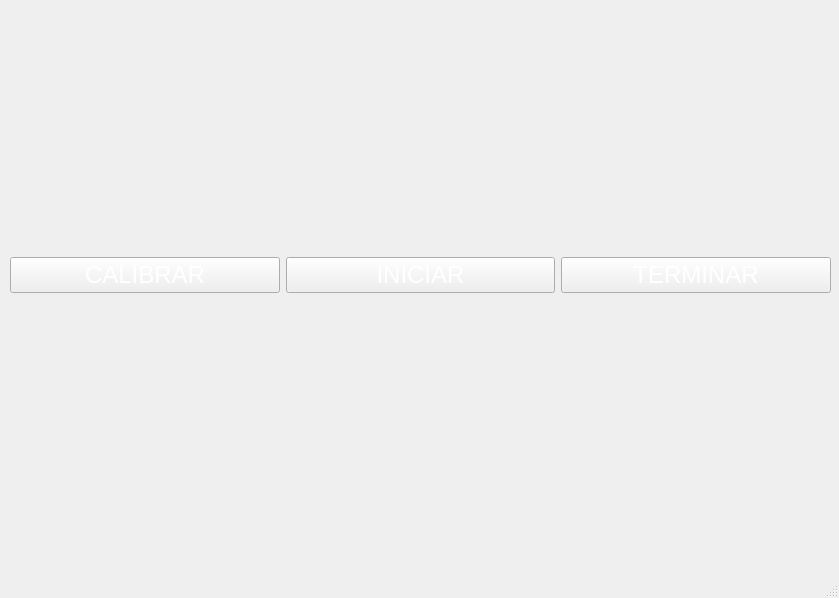
Qt form proyectoISIS/ventana1ui.ui (danielrealesp/Distance) before a commit.
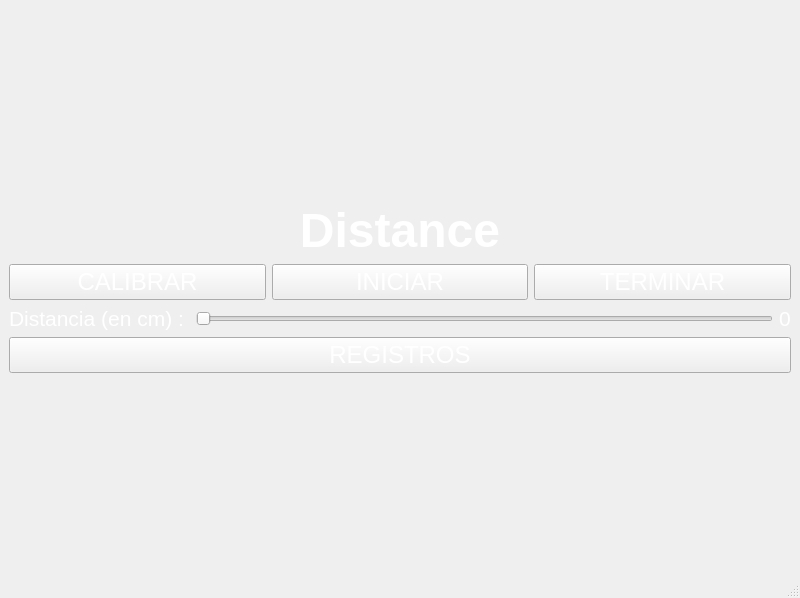
The same form after that commit. Icons and pictures are not drawn.

Commit message: Fin Layout

```diff
--- a/proyectoISIS/ventana1ui.ui
+++ b/proyectoISIS/ventana1ui.ui
@@ -6,7 +6,7 @@
    <rect>
     <x>0</x>
     <y>0</y>
-    <width>839</width>
+    <width>800</width>
     <height>598</height>
    </rect>
   </property>
@@ -19,23 +19,50 @@
   background-size: 100% 100%;</string>
   </property>
   <widget class="QWidget" name="centralwidget">
-   <widget class="QWidget" name="verticalLayoutWidget">
-    <property name="geometry">
-     <rect>
-      <x>10</x>
-      <y>0</y>
-      <width>821</width>
-      <height>551</height>
-     </rect>
-    </property>
-    <layout class="QVBoxLayout" name="verticalLayout">
+   <layout class="QVBoxLayout" name="verticalLayout_2">
+    <item>
+     <layout class="QVBoxLayout" name="layoutPrincipal">
+      <item>
+       <spacer name="verticalSpacer">
+        <property name="orientation">
+         <enum>Qt::Vertical</enum>
+        </property>
+        <property name="sizeHint" stdset="0">
+         <size>
+          <width>20</width>
+          <height>40</height>
+         </size>
+        </property>
+       </spacer>
+      </item>
      <item>
-      <layout class="QHBoxLayout" name="horizontalLayout">
+       <widget class="QLabel" name="label">
+        <property name="font">
+         <font>
+          <family>MS Shell Dlg 2</family>
+          <pointsize>36</pointsize>
+          <weight>75</weight>
+          <bold>true</bold>
+         </font>
+        </property>
+        <property name="styleSheet">
+         <string notr="true">color:rgb(255, 255, 255)</string>
+        </property>
+        <property name="text">
+         <string>Distance</string>
+        </property>
+        <property name="alignment">
+         <set>Qt::AlignCenter</set>
+        </property>
+       </widget>
+      </item>
+      <item>
+       <layout class="QHBoxLayout" name="layoutBotones">
        <property name="sizeConstraint">
         <enum>QLayout::SetDefaultConstraint</enum>
        </property>
        <item>
-        <widget class="QPushButton" name="pushButton_2">
+         <widget class="QPushButton" name="btnCalibrar">
          <property name="palette">
           <palette>
            <active>
@@ -84,7 +111,7 @@
         </widget>
        </item>
        <item>
-        <widget class="QPushButton" name="pushButton_3">
+         <widget class="QPushButton" name="btnIniciar">
          <property name="palette">
           <palette>
            <active>
@@ -133,7 +160,7 @@
         </widget>
        </item>
        <item>
-        <widget class="QPushButton" name="pushButton">
+         <widget class="QPushButton" name="btnTerminar">
          <property name="palette">
           <palette>
            <active>
@@ -186,8 +213,82 @@
        </item>
       </layout>
      </item>
-    </layout>
-   </widget>
+      <item>
+       <layout class="QHBoxLayout" name="layoutSlider">
+        <item>
+         <widget class="QLabel" name="lblInfoDistancia">
+          <property name="font">
+           <font>
+            <pointsize>16</pointsize>
+            <weight>50</weight>
+            <bold>false</bold>
+           </font>
+          </property>
+          <property name="styleSheet">
+           <string notr="true">color: rgb(255, 255, 255);</string>
+          </property>
+          <property name="text">
+           <string>Distancia (en cm) : </string>
+          </property>
+         </widget>
+        </item>
+        <item>
+         <widget class="QSlider" name="sliderDistancia">
+          <property name="orientation">
+           <enum>Qt::Horizontal</enum>
+          </property>
+         </widget>
+        </item>
+        <item>
+         <widget class="QLabel" name="lblDistancia">
+          <property name="font">
+           <font>
+            <pointsize>16</pointsize>
+           </font>
+          </property>
+          <property name="styleSheet">
+           <string notr="true">color: rgb(255, 255, 255);</string>
+          </property>
+          <property name="text">
+           <string>0</string>
+          </property>
+         </widget>
+        </item>
+       </layout>
+      </item>
+      <item>
+       <widget class="QPushButton" name="btnRegistros">
+        <property name="font">
+         <font>
+          <pointsize>18</pointsize>
+          <weight>50</weight>
+          <bold>false</bold>
+         </font>
+        </property>
+        <property name="styleSheet">
+         <string notr="true">color: rgb(255, 255, 255);</string>
+        </property>
+        <property name="text">
+         <string>REGISTROS</string>
+        </property>
+       </widget>
+      </item>
+      <item>
+       <spacer name="verticalSpacer_2">
+        <property name="orientation">
+         <enum>Qt::Vertical</enum>
+        </property>
+        <property name="sizeHint" stdset="0">
+         <size>
+          <width>20</width>
+          <height>40</height>
+         </size>
+        </property>
+       </spacer>
+      </item>
+     </layout>
+    </item>
+   </layout>
   </widget>
   <widget class="QMenuBar" name="menubar">
    <property name="geometry">
```
Left out of the diff: 8 changed lines with no effect on the pictures. Lines whose indentation alone changed are shown as unchanged. The commit also changes 4 other files.
